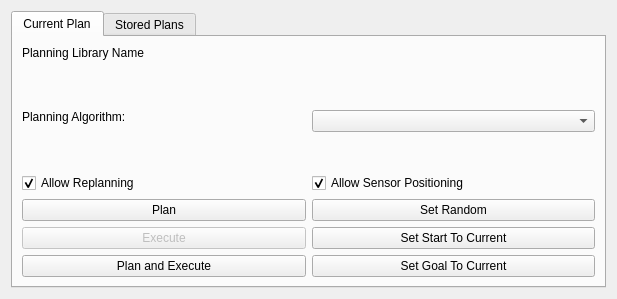
Before: the Qt Designer form moveit_ros/moveit_rviz_plugin/src/ui/moveit_rviz_plugin_frame.ui in moveit/moveit, drawn with Qt 5.
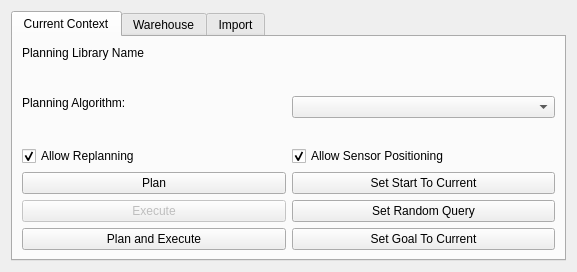
After: the same form once the commit is applied. The open tabs and pages were chosen to show the change.

Commit message: add import scene

```diff
--- a/moveit_ros/moveit_rviz_plugin/src/ui/moveit_rviz_plugin_frame.ui
+++ b/moveit_ros/moveit_rviz_plugin/src/ui/moveit_rviz_plugin_frame.ui
@@ -6,8 +6,8 @@
    <rect>
     <x>0</x>
     <y>0</y>
-    <width>617</width>
-    <height>299</height>
+    <width>577</width>
+    <height>272</height>
    </rect>
   </property>
   <property name="windowTitle">
@@ -30,7 +30,7 @@
      </property>
      <widget class="QWidget" name="current_plan">
       <attribute name="title">
-       <string>Current Plan</string>
+       <string>Current Context</string>
       </attribute>
       <layout class="QGridLayout" name="gridLayout">
        <item row="0" column="0" colspan="2">
@@ -75,7 +75,7 @@
         </layout>
        </item>
        <item row="1" column="0">
-        <layout class="QVBoxLayout" name="verticalLayout_4">
+        <layout class="QVBoxLayout" name="verticalLayout_3">
          <item>
           <widget class="QPushButton" name="plan_button">
            <property name="text">
@@ -103,14 +103,7 @@
         </layout>
        </item>
        <item row="1" column="1">
-        <layout class="QVBoxLayout" name="verticalLayout_3">
-         <item>
-          <widget class="QPushButton" name="set_random_states_button">
-           <property name="text">
-            <string>Set Random</string>
-           </property>
-          </widget>
-         </item>
+        <layout class="QVBoxLayout" name="verticalLayout_4">
          <item>
           <widget class="QPushButton" name="set_start_to_current_button">
            <property name="text">
@@ -118,6 +111,13 @@
            </property>
           </widget>
          </item>
+         <item>
+          <widget class="QPushButton" name="set_random_states_button">
+           <property name="text">
+            <string>Set Random Query</string>
+           </property>
+          </widget>
+         </item>
          <item>
           <widget class="QPushButton" name="set_goal_to_current_button">
            <property name="text">
@@ -131,7 +131,7 @@
      </widget>
      <widget class="QWidget" name="stored_plans">
       <attribute name="title">
-       <string>Stored Plans</string>
+       <string>Warehouse</string>
       </attribute>
       <layout class="QGridLayout" name="gridLayout_3">
        <item row="0" column="0" colspan="3">
@@ -306,6 +306,24 @@
        </item>
       </layout>
      </widget>
+     <widget class="QWidget" name="tab">
+      <attribute name="title">
+       <string>Import</string>
+      </attribute>
+      <widget class="QPushButton" name="import_scene_button">
+       <property name="geometry">
+        <rect>
+         <x>10</x>
+         <y>20</y>
+         <width>263</width>
+         <height>25</height>
+        </rect>
+       </property>
+       <property name="text">
+        <string>Import Scene</string>
+       </property>
+      </widget>
+     </widget>
     </widget>
    </item>
   </layout>
```
Left out of the diff: 2 changed lines with no effect on the pictures. The commit also changes 8 other files.
